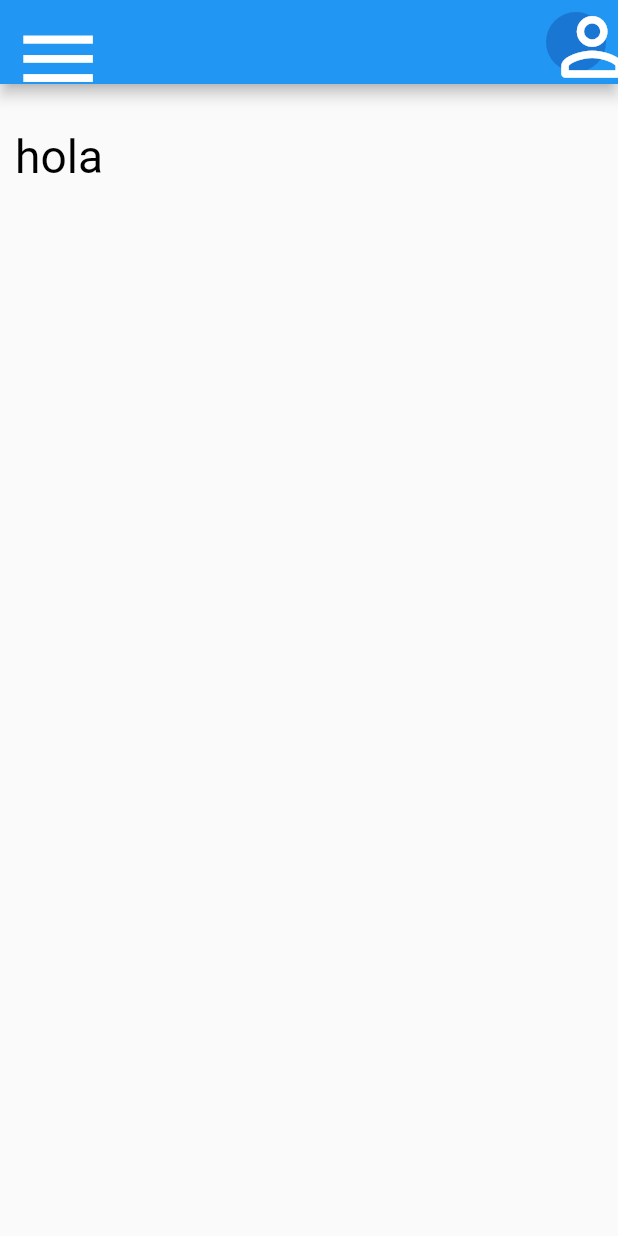
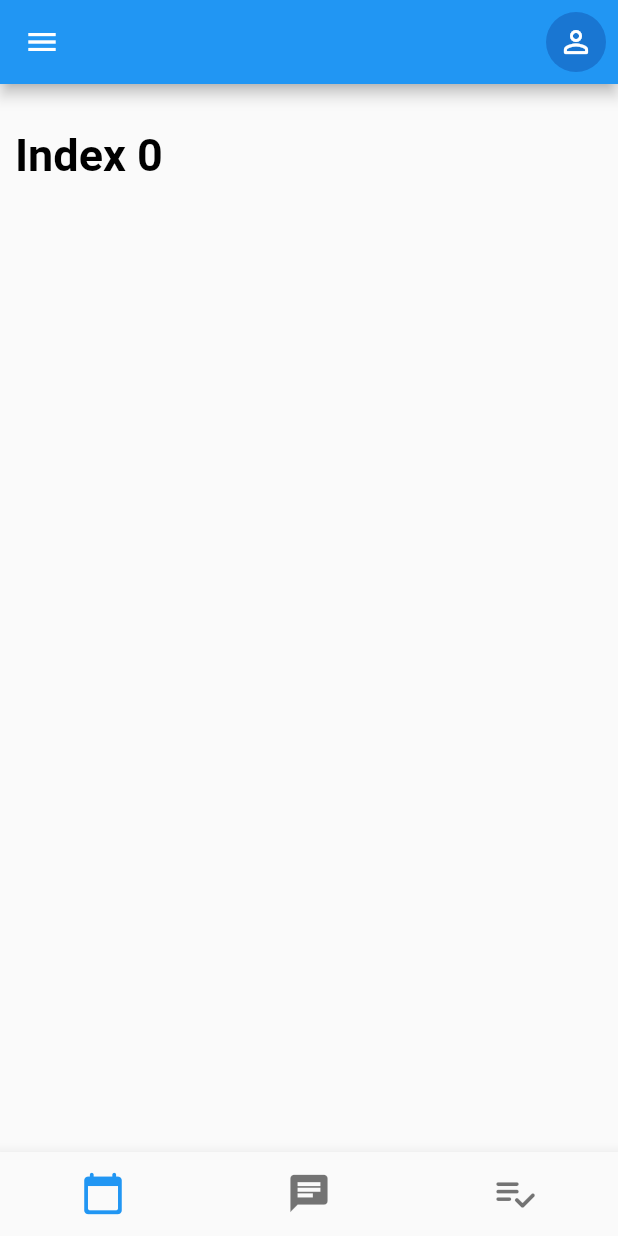
Before and after one commit to Juanca0312/PRY20220116, a Flutter app: the screen it shows after launch, on a phone screen of 412 x 824 dp. Run offline on Flutter 3.47's test engine with Material 2 defaults, Android fonts, the phone set to English and light mode, and no system bars; our stand-ins replace flutter_chat_types, flutter_chat_ui; Roboto replaces fonts that are missing (Montserrat).

```diff
--- a/lib/main.dart
+++ b/lib/main.dart
@@ -76,10 +76,6 @@ class MyApp extends StatelessWidget {
           ),
         ),
         fontFamily: 'Montserrat',
-        iconTheme: IconThemeData(
-          size: logicalWidth / 13,
-          color: Colors.black,
-        ),
         inputDecorationTheme: InputDecorationTheme(
           border: OutlineInputBorder()
         )
--- a/lib/screens/home.dart
+++ b/lib/screens/home.dart
@@ -1,4 +1,5 @@
 import 'package:flutter/material.dart';
+import 'package:pry20220116/screens/chatbot.dart';
 
 enum Menu { itemOne, itemTwo, itemThree, itemFour }
 
@@ -12,10 +13,60 @@ class Home extends StatefulWidget {
 class _HomeState extends State<Home> {
   String _selectedMenu = '';
 
+  int _selectedIndex = 0;
+  static const TextStyle optionStyle =
+      TextStyle(fontSize: 30, fontWeight: FontWeight.bold);
+  static const List<Widget> _widgetOptions = <Widget>[
+    Text(
+      'Index 0',
+      style: optionStyle,
+    ),
+    ChatBot(),
+    Text(
+      'Index 2',
+      style: optionStyle,
+    ),
+  ];
+
+  void _onItemTapped(int index) {
+    setState(() {
+      _selectedIndex = index;
+    });
+  }
+
   @override
   Widget build(BuildContext context) {
     return Scaffold(
-      appBar: AppBar(
+      appBar: customAppbar(),
+      body: Padding(
+          padding: const EdgeInsets.symmetric(horizontal: 10.0, vertical: 30),
+          child: _widgetOptions.elementAt(_selectedIndex)),
+      bottomNavigationBar: BottomNavigationBar(
+        items: const <BottomNavigationBarItem>[
+          BottomNavigationBarItem(
+            icon: Icon(Icons.calendar_today_rounded, size: 30,),
+            label: '',
+          ),
+          BottomNavigationBarItem(
+            icon: Icon(Icons.chat, size: 30),
+            label: '',
+          ),
+          BottomNavigationBarItem(
+            icon: Icon(Icons.playlist_add_check_rounded, size: 30),
+            label: '',
+          ),
+        ],
+        currentIndex: _selectedIndex,
+        selectedItemColor: Colors.blue,
+        onTap: _onItemTapped,
+        selectedLabelStyle: const TextStyle(fontSize: 0),
+        unselectedLabelStyle: const TextStyle(fontSize: 0),
+      ),
+    );
+  }
+
+  AppBar customAppbar() {
+    return AppBar(
       automaticallyImplyLeading: false,
       leading: PopupMenuButton<Menu>(
           icon: const Icon(Icons.menu),
@@ -50,10 +101,6 @@ class _HomeState extends State<Home> {
           ),
         ),
       ],
-      ),
-      body: Padding(
-          padding: const EdgeInsets.symmetric(horizontal: 10.0, vertical: 30),
-          child: Text('hola')),
     );
   }
 }
--- a/pubspec.yaml
+++ b/pubspec.yaml
@@ -34,7 +34,8 @@ dependencies:
   # The following adds the Cupertino Icons font to your application.
   # Use with the CupertinoIcons class for iOS style icons.
   cupertino_icons: ^1.0.2
-
+  flutter_chat_ui: ^1.6.2
+  http: ^0.13.4
 dev_dependencies:
   flutter_test:
     sdk: flutter
```
Also changed, not shown: lib/screens/chatbot.dart (added, +58 -0 lines), pubspec.lock, 7 other files. Lines whose indentation alone changed are shown as unchanged.
